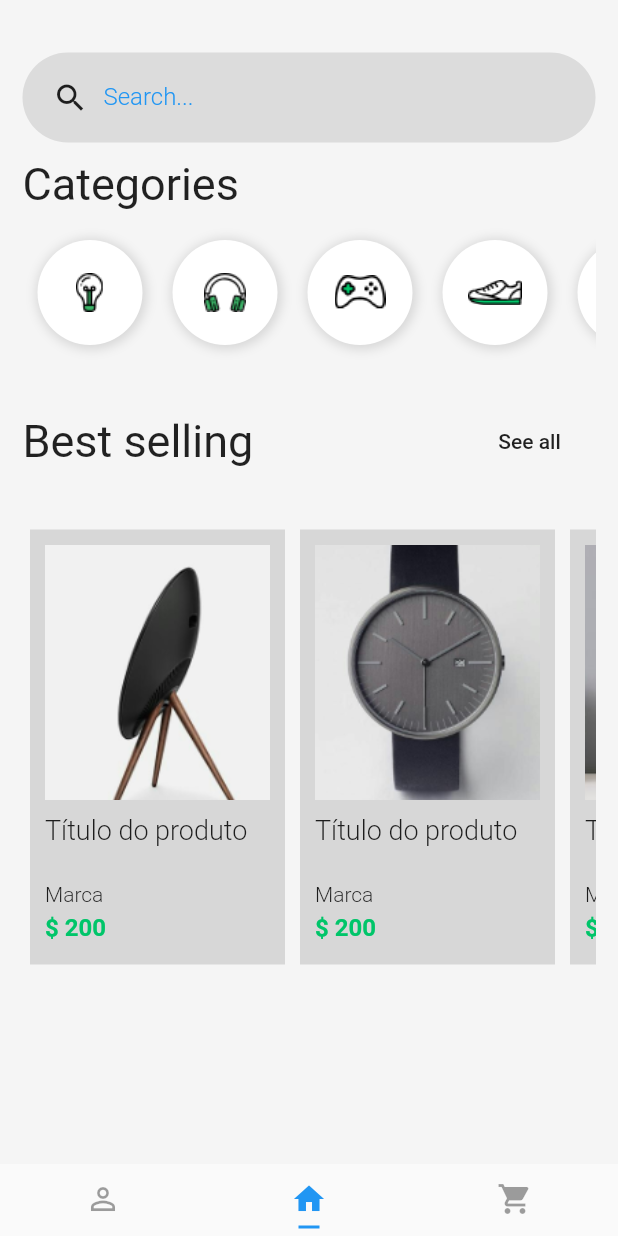
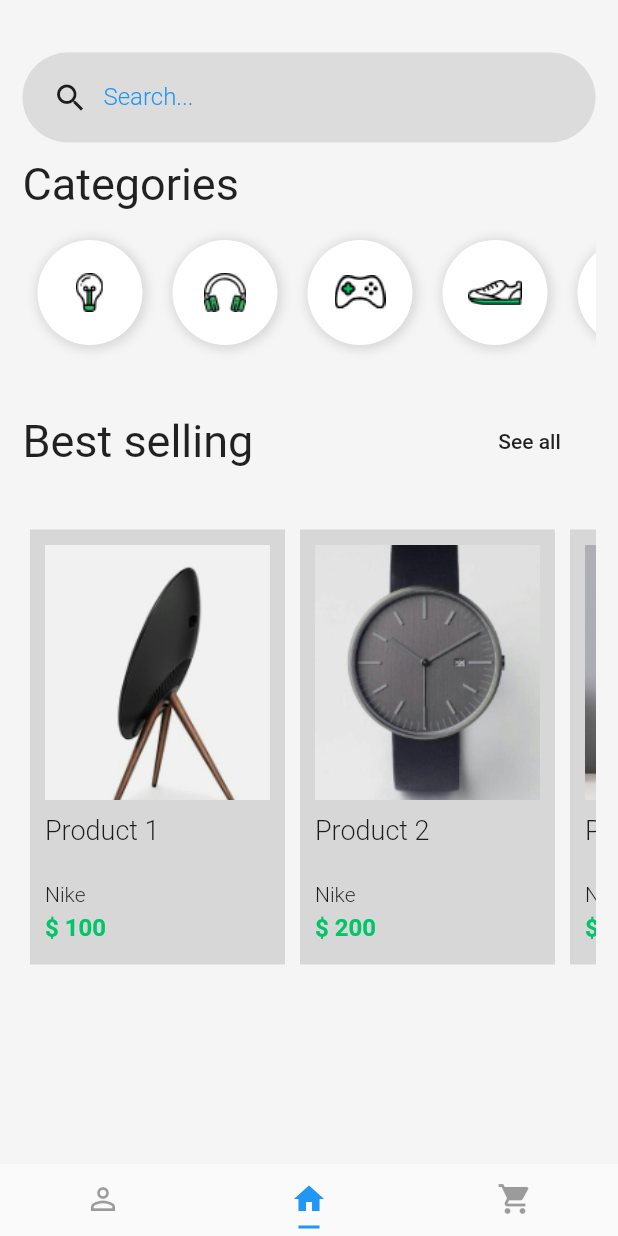
Before and after one commit to ozmartins/flutter-shopping, a Flutter app: the screen it shows after launch, item 2 of the bottom bar chosen, on a phone screen of 412 x 824 dp. Run offline on Flutter 3.47's test engine with Material 2 defaults, Android fonts, the phone set to English and light mode, and no system bars.

Commit message:
Add theme

```diff
--- a/lib/main.dart
+++ b/lib/main.dart
@@ -1,6 +1,7 @@
 // ignore_for_file: prefer_const_constructors
 
 import 'package:flutter/material.dart';
+import 'package:shopping/themes/light.theme.dart';
 import 'pages/tabs.page.dart';
 
 void main() => runApp(MyApp());
@@ -13,9 +14,7 @@ class MyApp extends StatelessWidget {
     return MaterialApp(
       title: "My App",
       debugShowCheckedModeBanner: false,
-      theme: ThemeData(
-        primarySwatch: Colors.blue,
-      ),
+      theme: lightTheme(),
       home: DefaultTabController(
         length: 3,
         child: TabsPage(),
--- a/lib/pages/signup.page.dart
+++ b/lib/pages/signup.page.dart
@@ -103,10 +103,7 @@ class SignupPage extends StatelessWidget {
                             borderRadius: BorderRadius.all(Radius.circular(5))),
                         child: FlatButton(
                           onPressed: () {},
-                          child: Text(
-                            "Sign up",
-                            style: TextStyle(color: Colors.white),
-                          ),
+                          child: Text("Sign up"),
                         ),
                       ),
                     ],
--- /dev/null
+++ b/lib/themes/light.theme.dart
@@ -0,0 +1,22 @@
+// ignore_for_file: prefer_const_constructors, deprecated_member_use
+
+import 'package:flutter/material.dart';
+
+const brightness = Brightness.light;
+const primaryColor = Color(0xFF00C569);
+const lightColor = Color(0xFFFFFFFF);
+const backgroundColor = Color(0xFFF5F5F5);
+
+ThemeData lightTheme() {
+  return ThemeData(
+      brightness: brightness,
+      textTheme: TextTheme(
+          bodyText1: TextStyle(color: Colors.amber),
+          button: TextStyle(color: Colors.green)),
+      primaryColor: primaryColor,
+      accentColor: Colors.white,
+      buttonTheme: ButtonThemeData(
+        buttonColor: Colors.orange,
+        textTheme: ButtonTextTheme.normal,
+      ));
+}
--- a/lib/widgets/product/product-item.widget.dart
+++ b/lib/widgets/product/product-item.widget.dart
@@ -5,8 +5,19 @@ import 'package:shopping/pages/product.page.dart';
 
 class ProductItem extends StatelessWidget {
   final String image;
+  final String name;
+  final String brand;
+  final String description;
+  final String price;
 
-  const ProductItem({Key? key, required this.image}) : super(key: key);
+  const ProductItem(
+      {Key? key,
+      required this.image,
+      required this.name,
+      required this.brand,
+      required this.description,
+      required this.price})
+      : super(key: key);
 
   @override
   Widget build(BuildContext context) {
@@ -23,7 +34,13 @@ class ProductItem extends StatelessWidget {
               Navigator.push(
                 context,
                 MaterialPageRoute(
-                  builder: (context) => ProductPage(),
+                  builder: (context) => ProductPage(
+                    key: key,
+                    image: image,
+                    name: name,
+                    brand: brand,
+                    description: description,
+                  ),
                 ),
               );
             },
@@ -40,7 +57,7 @@ class ProductItem extends StatelessWidget {
           Container(
             height: 40,
             child: Text(
-              "Título do produto",
+              name,
               style: TextStyle(
                 fontSize: 18,
                 fontWeight: FontWeight.w300,
@@ -51,7 +68,7 @@ class ProductItem extends StatelessWidget {
             height: 5,
           ),
           Text(
-            "Marca",
+            brand,
             style: TextStyle(
               fontSize: 14,
               fontWeight: FontWeight.w300,
@@ -61,7 +78,7 @@ class ProductItem extends StatelessWidget {
             height: 5,
           ),
           Text(
-            "\$ 200",
+            "\$ $price",
             style: TextStyle(
                 fontSize: 16,
                 fontWeight: FontWeight.bold,
--- a/lib/widgets/product/product-list.widget.dart
+++ b/lib/widgets/product/product-list.widget.dart
@@ -13,16 +13,41 @@ class ProductList extends StatelessWidget {
       child: ListView(
         scrollDirection: Axis.horizontal,
         children: [
-          ProductItem(image: "assets/product-1.png"),
-          ProductItem(image: "assets/product-2.png"),
-          ProductItem(image: "assets/product-3.png"),
-          ProductItem(image: "assets/product-4.png"),
-          ProductItem(image: "assets/product-5.png"),
-          ProductItem(image: "assets/product-6.png"),
-          ProductItem(image: "assets/product-7.png"),
-          ProductItem(image: "assets/product-8.png"),
-          ProductItem(image: "assets/product-9.png"),
-          ProductItem(image: "assets/product-10.png"),
+          ProductItem(
+            image: "assets/product-1.png",
+            brand: "Nike",
+            description: "Product 1",
+            name: "Product 1",
+            price: "100",
+          ),
+          ProductItem(
+            image: "assets/product-2.png",
+            brand: "Nike",
+            description: "Product 2",
+            name: "Product 2",
+            price: "200",
+          ),
+          ProductItem(
+            image: "assets/product-3.png",
+            brand: "Nike",
+            description: "Product 3",
+            name: "Product 3",
+            price: "300",
+          ),
+          ProductItem(
+            image: "assets/product-4.png",
+            brand: "Nike",
+            description: "Product 4",
+            name: "Product 4",
+            price: "400",
+          ),
+          ProductItem(
+            image: "assets/product-5.png",
+            brand: "Nike",
+            description: "Product 5",
+            name: "Product 5",
+            price: "500",
+          ),
         ],
       ),
     );
```
Also changed, not shown: lib/pages/cart.page.dart (+18 -17 lines), lib/pages/product.page.dart (+16 -6 lines), lib/themes/dark.theme.dart (added).
